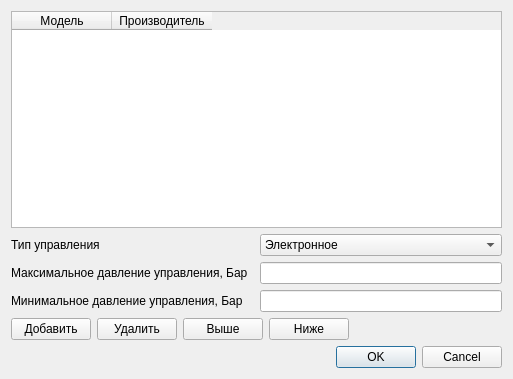
Old version of the form devices/device_collection_wnd.ui in the repository firef0xff/SSHGS01.
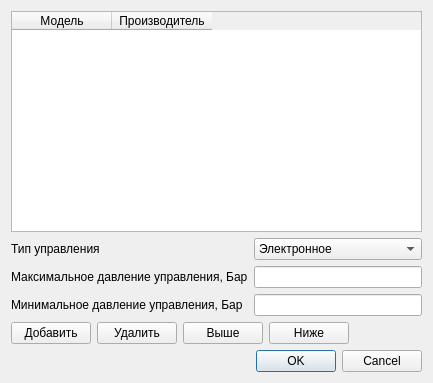
New version of the form.

```diff
--- a/devices/device_collection_wnd.ui
+++ b/devices/device_collection_wnd.ui
@@ -6,8 +6,8 @@
    <rect>
     <x>0</x>
     <y>0</y>
-    <width>513</width>
-    <height>379</height>
+    <width>395</width>
+    <height>383</height>
    </rect>
   </property>
   <property name="windowTitle">
```
